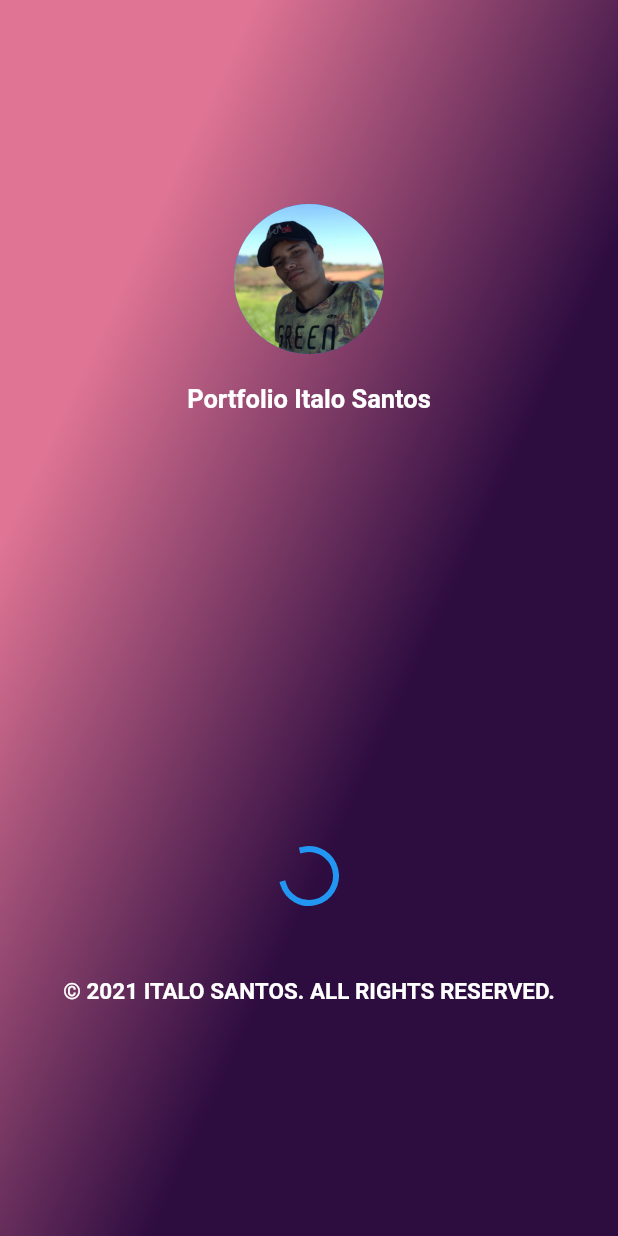
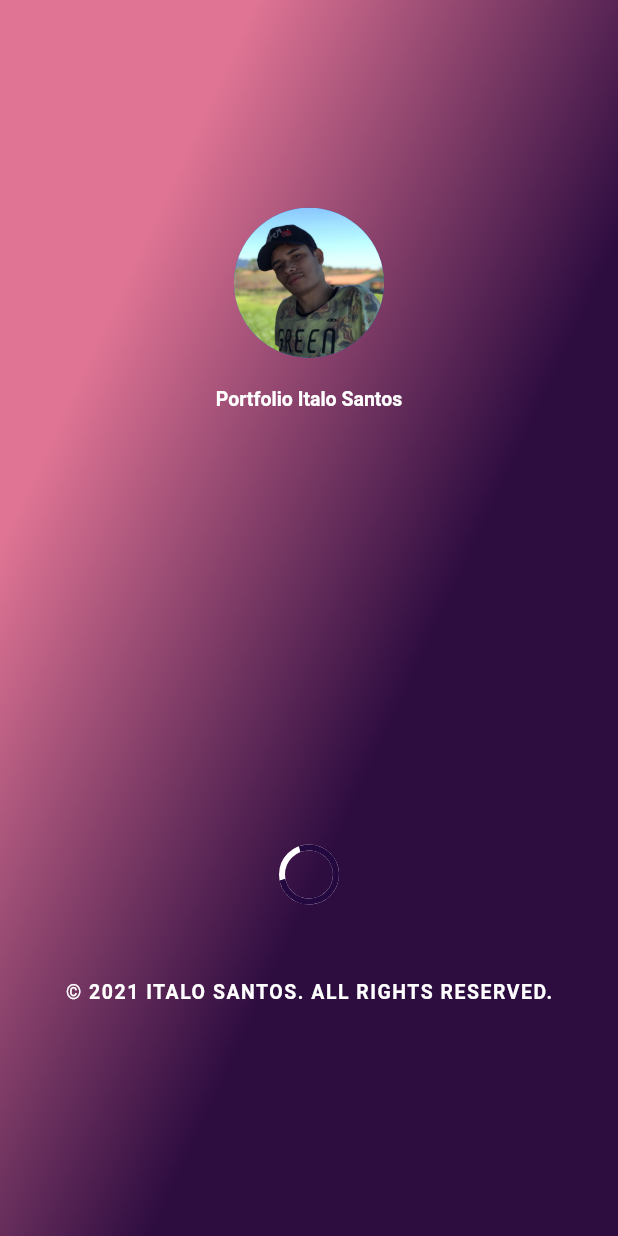
Before and after one commit to italo-santos-dev/profile-demo-flutter, a Flutter app: the SplashPage screen opened directly, on a phone screen of 412 x 824 dp. Run offline on Flutter 3.47's test engine with Material 2 defaults, Android fonts, the phone set to English and light mode, and no system bars; our stand-ins replace share; Roboto replaces fonts that are missing (ProductSans).

Commit message:
profile-demo-modifying-slash-duration-color-and-backgraund

```diff
--- a/lib/splash/splash_page.dart
+++ b/lib/splash/splash_page.dart
@@ -3,12 +3,13 @@ import 'package:profile_demo/core/app_colors.dart';
 import 'package:profile_demo/core/app_gradients.dart';
 import 'package:profile_demo/core/app_images.dart';
 import 'package:profile_demo/core/app_string.dart';
+import 'package:profile_demo/core/app_text_style.dart';
 import 'package:profile_demo/pages/home/home_page.dart';
 
 class SplashPage extends StatelessWidget {
   @override
   Widget build(BuildContext context) {
-    Future.delayed(Duration(seconds: 7)).then(
+    Future.delayed(Duration(seconds: 3)).then(
       (value) => Navigator.pushReplacement(
         context,
         MaterialPageRoute(
@@ -45,7 +46,7 @@ class SplashPage extends StatelessWidget {
                         Strings.portfolio,
                         style: TextStyle(
                           color: AppColors.white,
-                          fontSize: 17.0,
+                          fontSize: 13.0,
                           fontWeight: FontWeight.bold,
                         ),
                       ),
@@ -58,15 +59,18 @@ class SplashPage extends StatelessWidget {
                 child: Column(
                   mainAxisAlignment: MainAxisAlignment.center,
                   children: <Widget>[
-                    CircularProgressIndicator(),
+                    CircularProgressIndicator(
+                      backgroundColor: AppColors.white,
+                      color: AppColors.purple,
+                    ),
                     SizedBox(
                       height: 50,
                     ),
                     Text(
                       Strings.rights_reserved,
-                      style: TextStyle(
+                      style: TextStyles.body.copyWith(
                         color: AppColors.white,
-                        fontSize: 15.0,
+                        fontSize: 13.0,
                         fontWeight: FontWeight.bold,
                       ),
                     )
```
